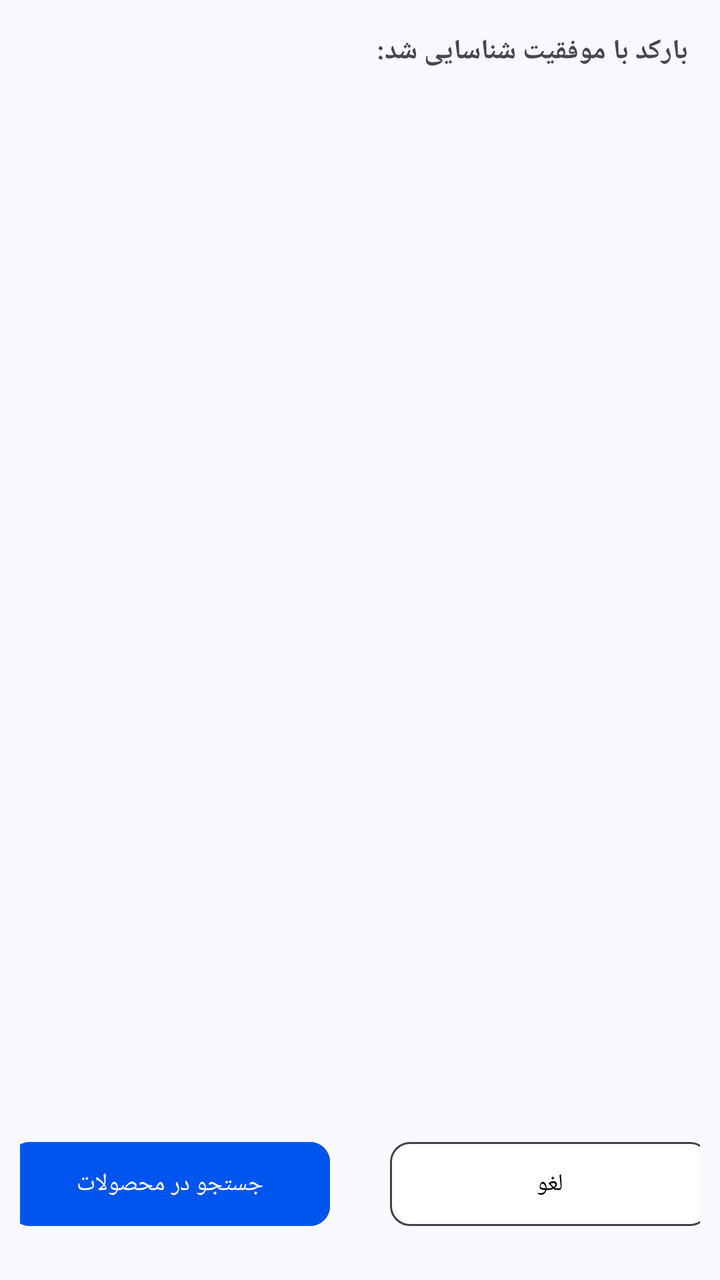
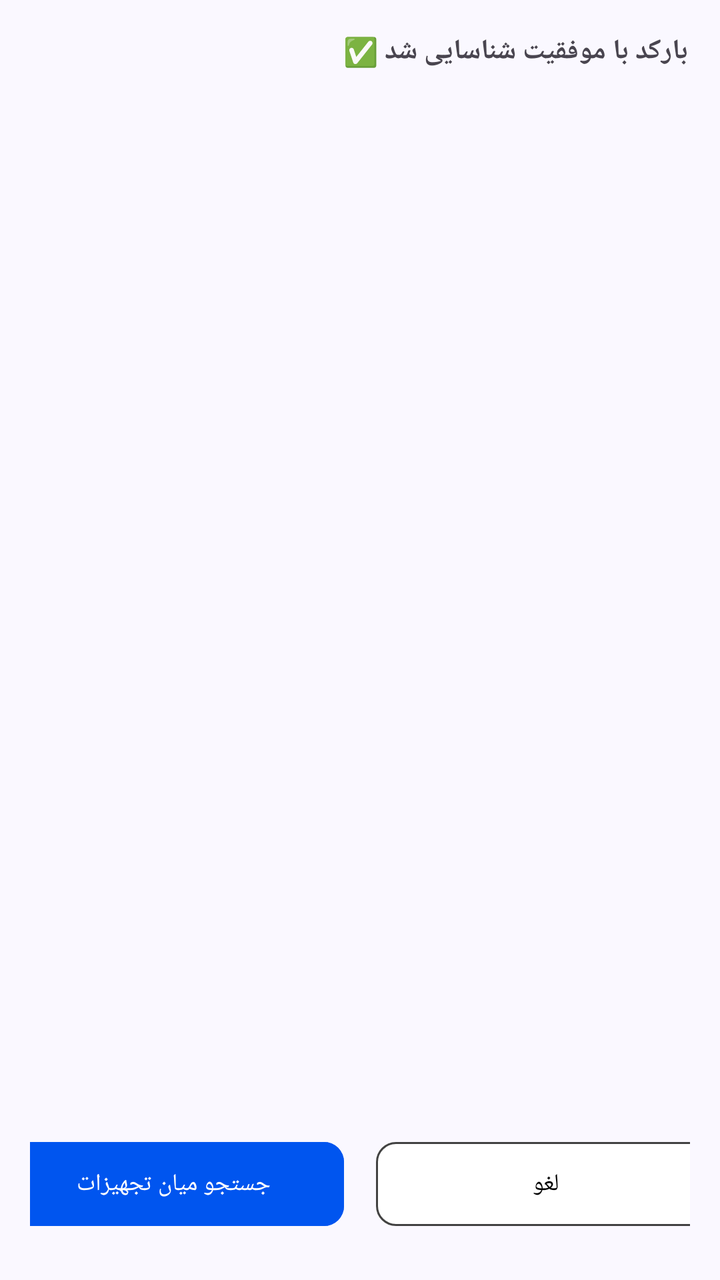

An Android layout rendered at two revisions. The XML below is the earlier revision; the diff shows what the commit changed to produce the second picture.
<!-- AndroidManifest.xml: application theme Theme.Iotequipment -->
<!-- res/layout/button_dialog_barcode.xml -->
<?xml version="1.0" encoding="utf-8"?>
<androidx.constraintlayout.widget.ConstraintLayout xmlns:android="http://schemas.android.com/apk/res/android"
    xmlns:app="http://schemas.android.com/apk/res-auto"
    xmlns:tools="http://schemas.android.com/tools"
    android:layout_width="match_parent"
    android:layout_height="250dp">

    <TextView
        android:id="@+id/txt_title"
        android:layout_width="wrap_content"
        android:layout_height="wrap_content"
        android:layout_marginTop="16dp"
        android:layout_marginEnd="16dp"
        android:text="@string/msg_barcode"
        android:textSize="14sp"
        android:textStyle="bold"
        app:layout_constraintEnd_toEndOf="parent"
        app:layout_constraintTop_toTopOf="parent" />

    <TextView
        android:id="@+id/txt_barcode"
        android:layout_width="wrap_content"
        android:layout_height="wrap_content"
        android:layout_marginTop="32dp"
        android:layout_marginBottom="32dp"
        android:textSize="20sp"
        android:textStyle="bold"
        app:layout_constraintBottom_toTopOf="@+id/linearLayout3"
        app:layout_constraintEnd_toEndOf="parent"
        app:layout_constraintStart_toStartOf="parent"
        app:layout_constraintTop_toBottomOf="@+id/txt_title" />

    <LinearLayout
        android:id="@+id/linearLayout3"
        android:layout_width="match_parent"
        android:layout_height="80dp"
        android:layout_gravity="bottom"
        android:layout_marginBottom="8dp"
        android:gravity="center"
        android:orientation="horizontal"
        android:padding="10dp"
        app:layout_constraintBottom_toBottomOf="parent"
        app:layout_constraintEnd_toEndOf="parent"
        app:layout_constraintStart_toStartOf="parent">

        <com.google.android.material.button.MaterialButton
            android:id="@+id/btn_visit"
            android:layout_width="160dp"
            android:layout_height="50dp"
            android:layout_weight="0"
            android:backgroundTint="@color/md_theme_primary"
            android:text="@string/btn_search_equipment"
            android:textColor="@color/white"
            android:textSize="12sp"
            app:cornerRadius="10dp"
            app:strokeColor="@color/ic_launcher_background" />

        <Space
            android:layout_width="30sp"
            android:layout_height="wrap_content" />

        <com.google.android.material.button.MaterialButton
            android:id="@+id/btn_cancel"
            android:layout_width="160dp"
            android:layout_height="50dp"
            android:layout_weight="0"
            android:backgroundTint="@color/ic_launcher_background"
            android:text="@string/btn_cancel"
            android:textColor="@color/black"
            android:textSize="12sp"
            app:cornerRadius="10dp"
            app:strokeColor="@color/cardview_dark_background"
            app:strokeWidth="1dp" />
    </LinearLayout>
</androidx.constraintlayout.widget.ConstraintLayout>
<!-- resources referenced by this layout -->
<resources>
  <color name="black">#FF000000</color>
  <color name="ic_launcher_background">#FFFFFF</color>
  <color name="md_theme_primary">#0055EF</color>
  <color name="white">#FFFFFFFF</color>
  <string name="btn_cancel">لغو</string>
  <string name="btn_search_equipment">جستجو در محصولات</string>
  <string name="msg_barcode">بارکد با موفقیت شناسایی شد:</string>
  <style name="Theme.Iotequipment" parent="Base.Theme.Iotequipment" />
  <style name="Base.Theme.Iotequipment" parent="Theme.Material3.DayNight.NoActionBar">
          <item name="fontFamily">@font/iran_yekan_regular</item>
          
          
          <item name="colorPrimary">@color/md_theme_primary</item>
          <item name="android:colorBackground">@color/md_theme_background</item>
  
      </style>
  <color name="md_theme_background">#FAF8FF</color>
</resources>

<!-- the commit's change to res/layout/button_dialog_barcode.xml (unified diff, before → after) -->
@@ -1,7 +1,6 @@
 <?xml version="1.0" encoding="utf-8"?>
 <androidx.constraintlayout.widget.ConstraintLayout xmlns:android="http://schemas.android.com/apk/res/android"
     xmlns:app="http://schemas.android.com/apk/res-auto"
-    xmlns:tools="http://schemas.android.com/tools"
     android:layout_width="match_parent"
     android:layout_height="250dp">
 
@@ -11,7 +10,7 @@
         android:layout_height="wrap_content"
         android:layout_marginTop="16dp"
         android:layout_marginEnd="16dp"
-        android:text="@string/msg_barcode"
+        android:text="@string/qr_msg_success"
         android:textSize="14sp"
         android:textStyle="bold"
         app:layout_constraintEnd_toEndOf="parent"
@@ -38,34 +37,34 @@
         android:layout_marginBottom="8dp"
         android:gravity="center"
         android:orientation="horizontal"
-        android:padding="10dp"
+        android:padding="15dp"
         app:layout_constraintBottom_toBottomOf="parent"
         app:layout_constraintEnd_toEndOf="parent"
         app:layout_constraintStart_toStartOf="parent">
 
         <com.google.android.material.button.MaterialButton
             android:id="@+id/btn_visit"
-            android:layout_width="160dp"
+            android:layout_width="170dp"
             android:layout_height="50dp"
             android:layout_weight="0"
             android:backgroundTint="@color/md_theme_primary"
-            android:text="@string/btn_search_equipment"
+            android:text="@string/hint_searchbar"
             android:textColor="@color/white"
             android:textSize="12sp"
             app:cornerRadius="10dp"
             app:strokeColor="@color/ic_launcher_background" />
+        <Space android:layout_width="16dp"
+            android:layout_height="wrap_content"
+            />
 
-        <Space
-            android:layout_width="30sp"
-            android:layout_height="wrap_content" />
 
         <com.google.android.material.button.MaterialButton
             android:id="@+id/btn_cancel"
-            android:layout_width="160dp"
+            android:layout_width="170dp"
             android:layout_height="50dp"
             android:layout_weight="0"
             android:backgroundTint="@color/ic_launcher_background"
-            android:text="@string/btn_cancel"
+            android:text="@string/action_cancel"
             android:textColor="@color/black"
             android:textSize="12sp"
             app:cornerRadius="10dp"
<!-- resource entries referenced after the edit -->
@@ -4,9 +4,9 @@
   <color name="ic_launcher_background">#FFFFFF</color>
   <color name="md_theme_primary">#0055EF</color>
   <color name="white">#FFFFFFFF</color>
-  <string name="btn_cancel">لغو</string>
-  <string name="btn_search_equipment">جستجو در محصولات</string>
-  <string name="msg_barcode">بارکد با موفقیت شناسایی شد:</string>
+  <string name="action_cancel">لغو</string>
+  <string name="hint_searchbar">جستجو میان تجهیزات</string>
+  <string name="qr_msg_success">بارکد با موفقیت شناسایی شد ✅</string>
   <style name="Theme.Iotequipment" parent="Base.Theme.Iotequipment" />
   <style name="Base.Theme.Iotequipment" parent="Theme.Material3.DayNight.NoActionBar">
           <item name="fontFamily">@font/iran_yekan_regular</item>
